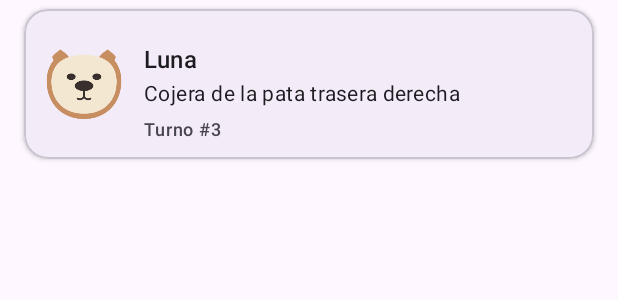
After one commit to whitesans312/VET_ANDROID, an Android app: the layout item_cita.xml on its own in the app's theme, with its tools: preview values and no code run, on a phone screen of 412 x 824 dp. The commit adds this screen. Shown: the top 300 px of the screen. Run offline under Robolectric (Android 15) with nearby library versions, the phone set to English and light mode, and no system bars.

Commit message:
feat(home): add appointment item layout
HU 2.0: card del listado con avatar circular, nombre de la mascota, sintoma y turno. Contenedor minimo para que el ViewHolder tenga binding; el estilo final del item lo cierra la subtarea de Trujillo.

```diff
--- /dev/null
+++ b/app/src/main/res/layout/item_cita.xml
@@ -0,0 +1,82 @@
+<?xml version="1.0" encoding="utf-8"?>
+<!--
+    HU 2.0 - Item de la lista del Home.
+    Debajo hay un marcador de MaterialCardView circular para el avatar: el contenido
+    visual definitivo (avatar con Glide, jerarquia y estilos) es de la subtarea
+    "Item de la lista" y se reemplaza sin tocar el Adapter ni el ViewHolder.
+-->
+<com.google.android.material.card.MaterialCardView xmlns:android="http://schemas.android.com/apk/res/android"
+    xmlns:app="http://schemas.android.com/apk/res-auto"
+    xmlns:tools="http://schemas.android.com/tools"
+    android:id="@+id/cardCita"
+    android:layout_width="match_parent"
+    android:layout_height="wrap_content"
+    android:layout_marginHorizontal="16dp"
+    android:layout_marginVertical="6dp"
+    android:clickable="true"
+    android:focusable="true"
+    app:cardCornerRadius="16dp"
+    app:cardElevation="2dp">
+
+    <androidx.constraintlayout.widget.ConstraintLayout
+        android:layout_width="match_parent"
+        android:layout_height="wrap_content"
+        android:padding="12dp">
+
+        <com.google.android.material.card.MaterialCardView
+            android:id="@+id/cardAvatar"
+            android:layout_width="56dp"
+            android:layout_height="56dp"
+            app:cardCornerRadius="28dp"
+            app:cardElevation="0dp"
+            app:layout_constraintBottom_toBottomOf="parent"
+            app:layout_constraintStart_toStartOf="parent"
+            app:layout_constraintTop_toTopOf="parent"
+            app:strokeWidth="0dp">
+
+            <ImageView
+                android:id="@+id/ivMascota"
+                android:layout_width="match_parent"
+                android:layout_height="match_parent"
+                android:contentDescription="@string/item_cita_avatar_description"
+                android:scaleType="centerCrop"
+                tools:src="@drawable/ic_dog_head" />
+        </com.google.android.material.card.MaterialCardView>
+
+        <TextView
+            android:id="@+id/tvNombreMascota"
+            android:layout_width="0dp"
+            android:layout_height="wrap_content"
+            android:layout_marginStart="12dp"
+            android:ellipsize="end"
+            android:maxLines="1"
+            android:textAppearance="?attr/textAppearanceTitleMedium"
+            app:layout_constraintEnd_toEndOf="parent"
+            app:layout_constraintStart_toEndOf="@id/cardAvatar"
+            app:layout_constraintTop_toTopOf="@id/cardAvatar"
+            tools:text="Luna" />
+
+        <TextView
+            android:id="@+id/tvSintoma"
+            android:layout_width="0dp"
+            android:layout_height="wrap_content"
+            android:layout_marginTop="2dp"
+            android:ellipsize="end"
+            android:maxLines="2"
+            android:textAppearance="?attr/textAppearanceBodyMedium"
+            app:layout_constraintEnd_toEndOf="parent"
+            app:layout_constraintStart_toStartOf="@id/tvNombreMascota"
+            app:layout_constraintTop_toBottomOf="@id/tvNombreMascota"
+            tools:text="Cojera de la pata trasera derecha" />
+
+        <TextView
+            android:id="@+id/tvTurno"
+            android:layout_width="wrap_content"
+            android:layout_height="wrap_content"
+            android:layout_marginTop="6dp"
+            android:textAppearance="?attr/textAppearanceLabelMedium"
+            app:layout_constraintStart_toStartOf="@id/tvNombreMascota"
+            app:layout_constraintTop_toBottomOf="@id/tvSintoma"
+            tools:text="Turno #3" />
+    </androidx.constraintlayout.widget.ConstraintLayout>
+</com.google.android.material.card.MaterialCardView>
--- a/app/src/main/res/values/strings.xml
+++ b/app/src/main/res/values/strings.xml
@@ -2,4 +2,6 @@
     <string name="app_name">DogApp</string>
     <string name="dog_head_description">Ilustración de la cabeza de un perro</string>
     <string name="fingerprint_description">Icono de huella digital</string>
+    <string name="item_cita_avatar_description">Foto de la mascota</string>
+    <string name="home_turno">Turno #%1$d</string>
 </resources>
```
